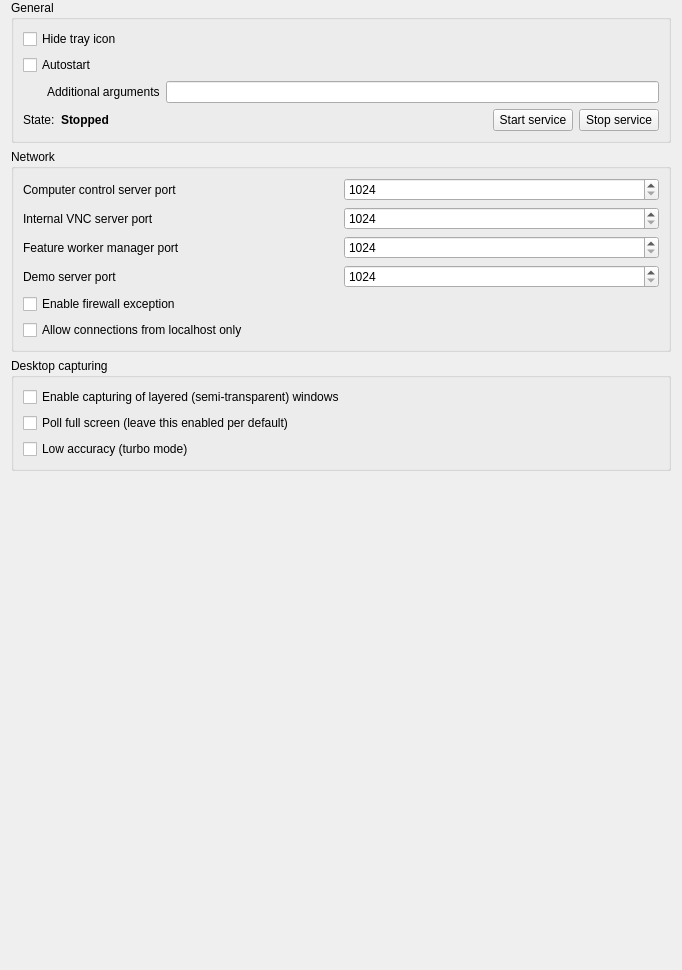
Qt form configurator/forms/ServiceConfigurationPage.ui (veyon/veyon) before a commit.
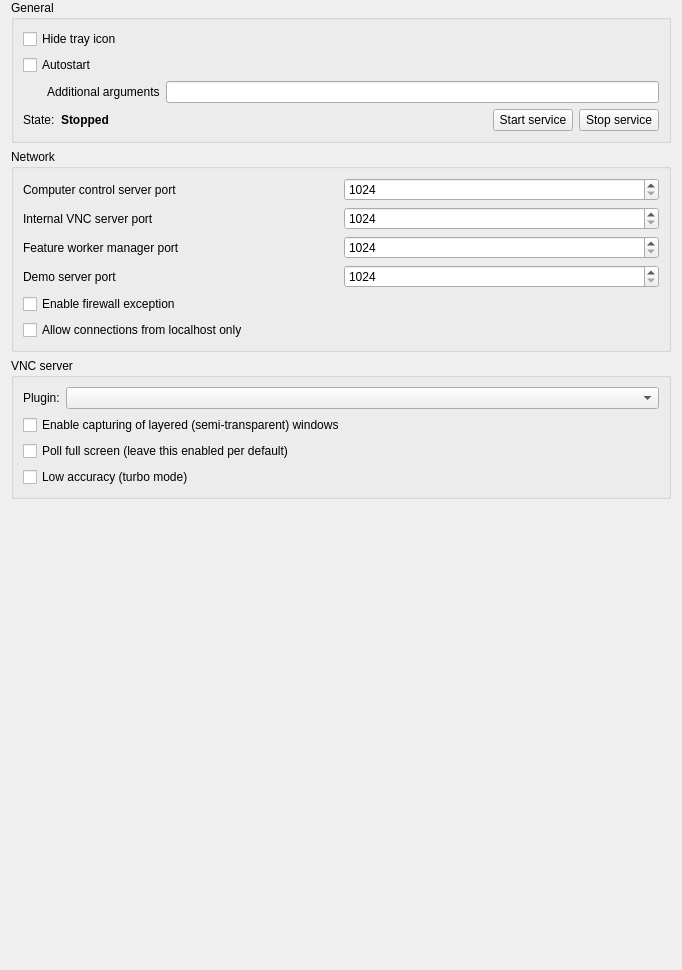
The same form after that commit. Icons and pictures are not drawn.

Commit message:
Refactor VNC server implementation into platform-specific plugins
New platforms can be supported easily by adding an appropriate VNC server
plugin without modifying the service component. This will also allow to
use an existing VNC server by adding a dummy VNC server plugin in the
future.

What changed in the file:
```diff
--- a/configurator/forms/ServiceConfigurationPage.ui
+++ b/configurator/forms/ServiceConfigurationPage.ui
@@ -222,24 +222,41 @@
    <item>
     <widget class="QGroupBox" name="groupBox_6">
      <property name="title">
-      <string>Desktop capturing</string>
+      <string>VNC server</string>
      </property>
      <layout class="QGridLayout" name="gridLayout_7">
+      <item row="0" column="1">
+       <widget class="QComboBox" name="vncServerPlugin">
+        <property name="sizePolicy">
+         <sizepolicy hsizetype="MinimumExpanding" vsizetype="Fixed">
+          <horstretch>0</horstretch>
+          <verstretch>0</verstretch>
+         </sizepolicy>
+        </property>
+       </widget>
+      </item>
       <item row="0" column="0">
+       <widget class="QLabel" name="label">
+        <property name="text">
+         <string>Plugin:</string>
+        </property>
+       </widget>
+      </item>
+      <item row="1" column="0" colspan="2">
        <widget class="QCheckBox" name="vncCaptureLayeredWindows">
         <property name="text">
          <string>Enable capturing of layered (semi-transparent) windows</string>
         </property>
        </widget>
       </item>
-      <item row="1" column="0">
+      <item row="2" column="0" colspan="2">
        <widget class="QCheckBox" name="vncPollFullScreen">
         <property name="text">
          <string>Poll full screen (leave this enabled per default)</string>
         </property>
        </widget>
       </item>
-      <item row="2" column="0">
+      <item row="3" column="0" colspan="2">
        <widget class="QCheckBox" name="vncLowAccuracy">
         <property name="text">
          <string>Low accuracy (turbo mode)</string>
```
The commit also changes 40 other files.
